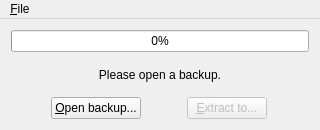
This is mainwindow.ui in servmask/Qtraktor as Qt 5 draws it before an edit. The edited form follows.
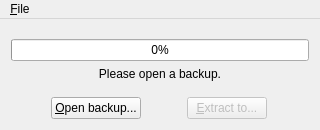
This is the edited form.

Commit message:
Center the text and progress bar
Progress bar was not centered without spacers.

```diff
--- a/mainwindow.ui
+++ b/mainwindow.ui
@@ -23,6 +23,19 @@
    <layout class="QVBoxLayout" name="verticalLayout">
     <item>
      <layout class="QVBoxLayout" name="verticalLayout_2">
+      <item>
+       <spacer name="verticalSpacer_2">
+        <property name="orientation">
+         <enum>Qt::Vertical</enum>
+        </property>
+        <property name="sizeHint" stdset="0">
+         <size>
+          <width>20</width>
+          <height>40</height>
+         </size>
+        </property>
+       </spacer>
+      </item>
       <item>
        <widget class="QProgressBar" name="progressBar">
         <property name="enabled">
@@ -52,6 +65,19 @@
         </property>
        </widget>
       </item>
+      <item>
+       <spacer name="verticalSpacer">
+        <property name="orientation">
+         <enum>Qt::Vertical</enum>
+        </property>
+        <property name="sizeHint" stdset="0">
+         <size>
+          <width>20</width>
+          <height>40</height>
+         </size>
+        </property>
+       </spacer>
+      </item>
       <item>
        <layout class="QHBoxLayout" name="horizontalLayout">
         <item>
```
